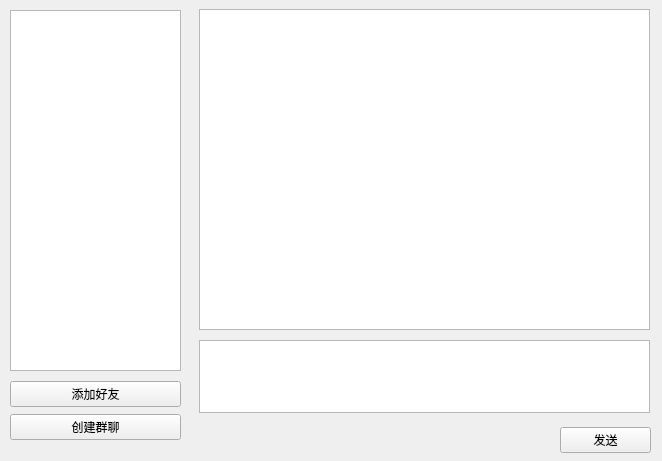
This is Client/MainWindow.ui in EverLostXI/onlineChatroom as Qt 5 draws it before an edit. The edited form follows.
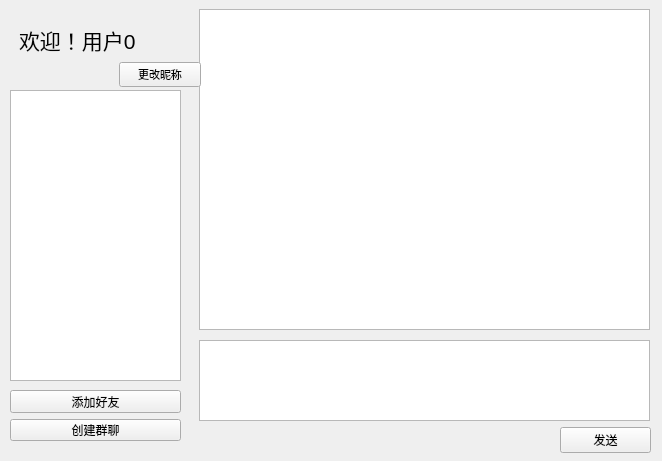
This is the edited form.

```diff
--- a/Client/MainWindow.ui
+++ b/Client/MainWindow.ui
@@ -17,9 +17,9 @@
    <property name="geometry">
     <rect>
      <x>10</x>
-     <y>10</y>
+     <y>90</y>
      <width>171</width>
-     <height>361</height>
+     <height>291</height>
     </rect>
    </property>
    <layout class="QVBoxLayout" name="verticalLayout">
@@ -32,9 +32,9 @@
    <property name="geometry">
     <rect>
      <x>10</x>
-     <y>380</y>
+     <y>390</y>
      <width>171</width>
-     <height>61</height>
+     <height>51</height>
     </rect>
    </property>
    <layout class="QVBoxLayout" name="verticalLayout_2">
@@ -60,7 +60,7 @@
      <x>199</x>
      <y>340</y>
      <width>451</width>
-     <height>73</height>
+     <height>81</height>
     </rect>
    </property>
    <layout class="QVBoxLayout" name="verticalLayout_3">
@@ -103,6 +103,57 @@
     </item>
    </layout>
   </widget>
+  <widget class="QWidget" name="verticalLayoutWidget_6">
+   <property name="geometry">
+    <rect>
+     <x>19</x>
+     <y>19</y>
+     <width>161</width>
+     <height>41</height>
+    </rect>
+   </property>
+   <layout class="QVBoxLayout" name="verticalLayout_7">
+    <item>
+     <widget class="QLabel" name="welcomeLabel">
+      <property name="font">
+       <font>
+        <pointsize>16</pointsize>
+       </font>
+      </property>
+      <property name="text">
+       <string>欢迎！用户0</string>
+      </property>
+     </widget>
+    </item>
+   </layout>
+  </widget>
+  <widget class="QWidget" name="verticalLayoutWidget_7">
+   <property name="geometry">
+    <rect>
+     <x>119</x>
+     <y>59</y>
+     <width>82</width>
+     <height>31</height>
+    </rect>
+   </property>
+   <layout class="QVBoxLayout" name="verticalLayout_6">
+    <item>
+     <widget class="QPushButton" name="setNicknameButton">
+      <property name="enabled">
+       <bool>true</bool>
+      </property>
+      <property name="font">
+       <font>
+        <pointsize>8</pointsize>
+       </font>
+      </property>
+      <property name="text">
+       <string>更改昵称</string>
+      </property>
+     </widget>
+    </item>
+   </layout>
+  </widget>
  </widget>
  <resources/>
  <connections/>
```
